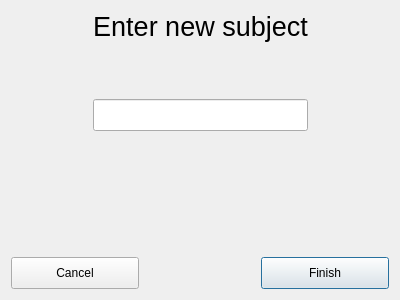
Nomis207/Clock_v1, file Clock_v1/addsubjectdialog.ui: the form before one commit.
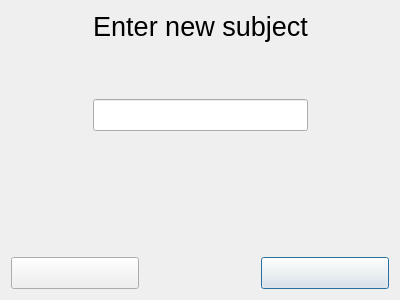
The form after the commit. Icons and pictures are not drawn.

The edit to the form file:
```diff
--- a/Clock_v1/addsubjectdialog.ui
+++ b/Clock_v1/addsubjectdialog.ui
@@ -114,8 +114,11 @@
          <height>32</height>
         </size>
        </property>
+       <property name="styleSheet">
+        <string notr="true">border-image: url(:/themes/classic/Themes/classic/cancel.png);</string>
+       </property>
        <property name="text">
-        <string>Cancel</string>
+        <string/>
        </property>
       </widget>
      </item>
@@ -140,8 +143,11 @@
          <height>32</height>
         </size>
        </property>
+       <property name="styleSheet">
+        <string notr="true">border-image: url(:/themes/classic/Themes/classic/finish.png);</string>
+       </property>
        <property name="text">
-        <string>Finish</string>
+        <string/>
        </property>
        <property name="default">
         <bool>true</bool>
```
